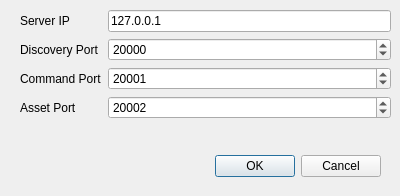
guyvdb/Multi-Touch, file src/dm/forms/NetworkSettingDialog.ui: the form before one commit.
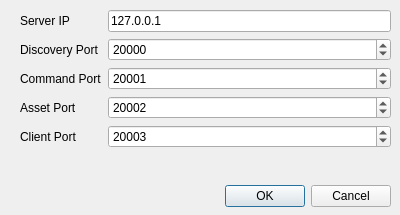
The form after the commit.

The edit to the form file:
```diff
--- a/src/dm/forms/NetworkSettingDialog.ui
+++ b/src/dm/forms/NetworkSettingDialog.ui
@@ -10,7 +10,7 @@
     <x>0</x>
     <y>0</y>
     <width>400</width>
-    <height>196</height>
+    <height>215</height>
    </rect>
   </property>
   <property name="windowTitle">
@@ -19,8 +19,8 @@
   <widget class="QDialogButtonBox" name="buttonBox">
    <property name="geometry">
     <rect>
-     <x>40</x>
-     <y>150</y>
+     <x>50</x>
+     <y>180</y>
      <width>341</width>
      <height>32</height>
     </rect>
@@ -38,7 +38,7 @@
      <x>20</x>
      <y>10</y>
      <width>371</width>
-     <height>131</height>
+     <height>171</height>
     </rect>
    </property>
    <layout class="QFormLayout" name="formLayout">
@@ -116,6 +116,26 @@
       </property>
      </widget>
     </item>
+    <item row="4" column="0">
+     <widget class="QLabel" name="label_5">
+      <property name="text">
+       <string>Client Port</string>
+      </property>
+     </widget>
+    </item>
+    <item row="4" column="1">
+     <widget class="QSpinBox" name="spinClientPort">
+      <property name="minimum">
+       <number>1024</number>
+      </property>
+      <property name="maximum">
+       <number>49151</number>
+      </property>
+      <property name="value">
+       <number>20003</number>
+      </property>
+     </widget>
+    </item>
    </layout>
   </widget>
  </widget>
```
